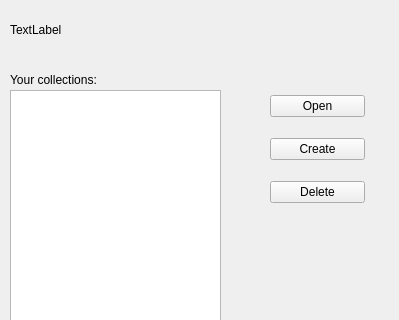
CS180-spring/cs180-21-wooohooo, file collection.ui: the form before one commit; both pictures show x 0 to 399 and y 0 to 320 of the 399 by 501 pixel window.
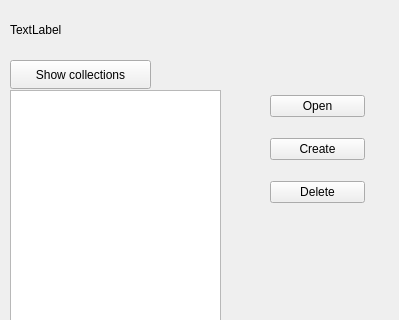
The form after the commit.

Commit message: implemented create new collection functionality

```diff
--- a/collection.ui
+++ b/collection.ui
@@ -36,19 +36,6 @@
     </rect>
    </property>
   </widget>
-  <widget class="QLabel" name="label_2">
-   <property name="geometry">
-    <rect>
-     <x>10</x>
-     <y>70</y>
-     <width>121</width>
-     <height>20</height>
-    </rect>
-   </property>
-   <property name="text">
-    <string>Your collections:</string>
-   </property>
-  </widget>
   <widget class="QPushButton" name="back">
    <property name="geometry">
     <rect>
@@ -62,6 +49,19 @@
     <string>Back</string>
    </property>
   </widget>
+  <widget class="QPushButton" name="show">
+   <property name="geometry">
+    <rect>
+     <x>10</x>
+     <y>60</y>
+     <width>141</width>
+     <height>29</height>
+    </rect>
+   </property>
+   <property name="text">
+    <string>Show collections</string>
+   </property>
+  </widget>
   <widget class="QWidget" name="">
    <property name="geometry">
     <rect>
```
The commit also changes 10 other files.
